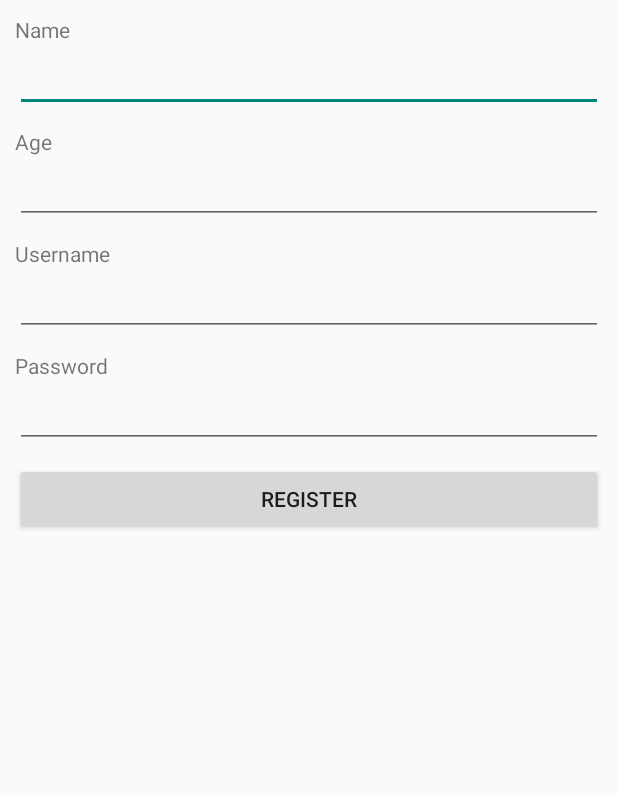
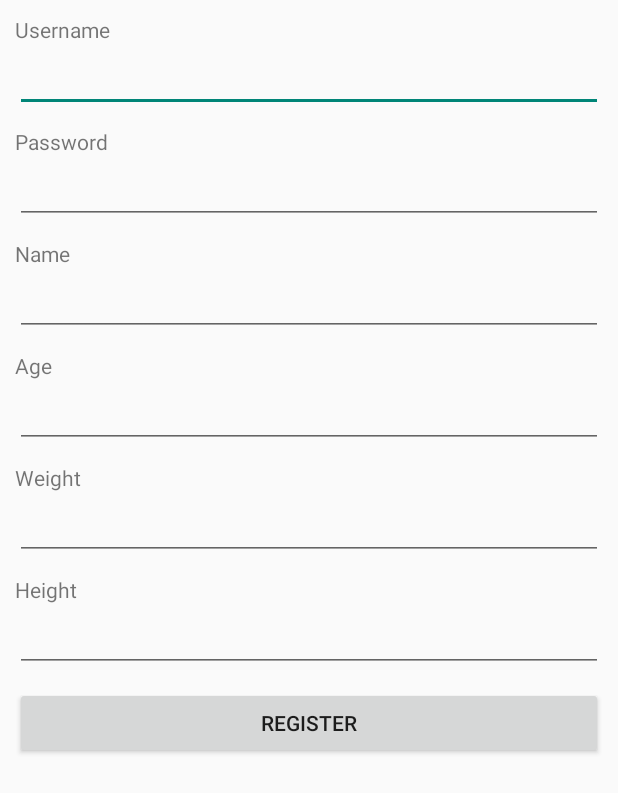
Before and after one commit to aaronlam100/NutriX, an Android app: the RegisterActivity screen opened directly, with no data from a screen before it, on a phone screen of 412 x 824 dp. Shown: the top 793 px of the screen. Run offline under Robolectric (Android 15) with nearby library versions, the phone set to English and light mode, and no system bars.

Commit message:
test login/register time

```diff
--- a/app/src/main/java/com/nutrix/nutrix/UserLocalStore.java
+++ b/app/src/main/java/com/nutrix/nutrix/UserLocalStore.java
@@ -39,6 +39,10 @@ public class UserLocalStore {
         userLocalDatabaseEditor.commit();
     }
 
+    public boolean authenticate(String username, String password){
+        return username.equals(userLocalDatabase.getString("username", "")) && password.equals(userLocalDatabase.getString("password", ""));
+    }
+
     public User getLoggedInUser() {
         if (userLocalDatabase.getBoolean("loggedIn", false) == false) {
             return null;
--- a/app/src/main/res/layout/activity_register.xml
+++ b/app/src/main/res/layout/activity_register.xml
@@ -5,28 +5,6 @@
     android:orientation="vertical"
     android:layout_height="match_parent">
 
-
-    <TextView
-        android:text="Name"
-        android:layout_width="wrap_content"
-        android:layout_height="wrap_content" />
-
-    <EditText
-        android:id="@+id/etName"
-        android:layout_width="match_parent"
-        android:layout_marginBottom="10dp"
-        android:layout_height="wrap_content" />
-
-    <TextView
-        android:text="Age"
-        android:layout_width="wrap_content"
-        android:layout_height="wrap_content" />
-
-    <EditText
-        android:id="@+id/etAge"
-        android:layout_width="match_parent"
-        android:layout_marginBottom="10dp"
-        android:layout_height="wrap_content" />
 
     <TextView
         android:text="Username"
@@ -51,6 +29,54 @@
         android:layout_marginBottom="10dp"
         android:layout_height="wrap_content" />
 
+    <TextView
+        android:text="Name"
+        android:layout_width="wrap_content"
+        android:layout_height="wrap_content" />
+
+    <EditText
+        android:id="@+id/etName"
+        android:layout_width="match_parent"
+        android:layout_marginBottom="10dp"
+        android:layout_height="wrap_content"
+        android:inputType="textPersonName" />
+
+    <TextView
+        android:text="Age"
+        android:layout_width="wrap_content"
+        android:layout_height="wrap_content" />
+
+    <EditText
+        android:id="@+id/etAge"
+        android:layout_width="match_parent"
+        android:layout_marginBottom="10dp"
+        android:layout_height="wrap_content"
+        android:inputType="number" />
+
+    <TextView
+        android:text="Weight"
+        android:layout_width="wrap_content"
+        android:layout_height="wrap_content" />
+
+    <EditText
+        android:id="@+id/etWeight"
+        android:layout_width="match_parent"
+        android:layout_marginBottom="10dp"
+        android:layout_height="wrap_content"
+        android:inputType="number" />
+
+    <TextView
+        android:text="Height"
+        android:layout_width="wrap_content"
+        android:layout_height="wrap_content" />
+
+    <EditText
+        android:id="@+id/etHeight"
+        android:layout_width="match_parent"
+        android:layout_marginBottom="10dp"
+        android:layout_height="wrap_content"
+        android:inputType="number" />
+
     <Button
         android:id="@+id/bRegister"
         android:layout_width="match_parent"
```
Also changed, not shown: app/src/main/java/com/nutrix/nutrix/LoginActivity.java (+15 -5 lines), app/src/main/java/com/nutrix/nutrix/RegisterActivity.java (+7 -12 lines).
